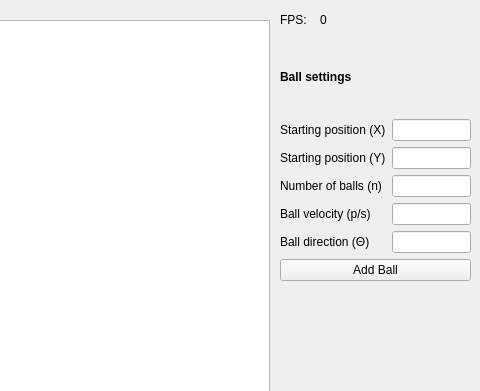
The window that mainwindow.ui (dyitsme/STDISCM-MCO1) describes before a commit, drawn with Qt 5; both pictures show x 1020 to 1500 and y 0 to 391 of the 1500 by 800 pixel window.
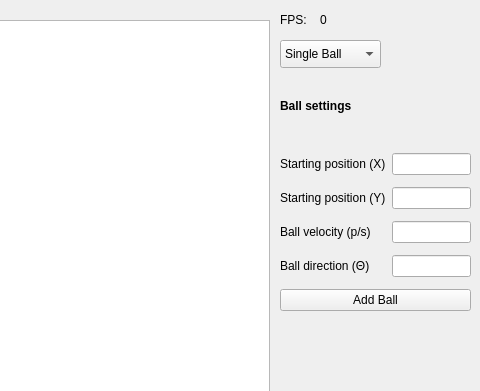
The same window after the commit.

Patch:
```diff
--- a/mainwindow.ui
+++ b/mainwindow.ui
@@ -28,26 +28,19 @@
     <property name="geometry">
      <rect>
       <x>1300</x>
-      <y>40</y>
+      <y>70</y>
       <width>191</width>
       <height>241</height>
      </rect>
     </property>
     <layout class="QGridLayout" name="ballGrid">
-     <item row="3" column="0">
-      <widget class="QLabel" name="label_6">
+     <property name="verticalSpacing">
+      <number>12</number>
+     </property>
+     <item row="5" column="0" colspan="2">
+      <widget class="QPushButton" name="btnAddBall">
        <property name="text">
-        <string>Number of balls (n)</string>
-       </property>
-      </widget>
-     </item>
-     <item row="2" column="1">
-      <widget class="QLineEdit" name="txtBallPosY"/>
-     </item>
-     <item row="1" column="0">
-      <widget class="QLabel" name="label_4">
-       <property name="text">
-        <string>Starting position (X)</string>
+        <string>Add Ball</string>
        </property>
       </widget>
      </item>
@@ -61,36 +54,26 @@
        </property>
       </widget>
      </item>
-     <item row="4" column="0">
+     <item row="2" column="1">
+      <widget class="QLineEdit" name="txtBallPosY"/>
+     </item>
+     <item row="3" column="0">
       <widget class="QLabel" name="label_7">
        <property name="text">
         <string>Ball velocity (p/s)</string>
        </property>
       </widget>
      </item>
-     <item row="5" column="1">
+     <item row="1" column="0">
+      <widget class="QLabel" name="label_4">
+       <property name="text">
+        <string>Starting position (X)</string>
+       </property>
+      </widget>
+     </item>
+     <item row="4" column="1">
       <widget class="QLineEdit" name="txtBallAngle"/>
      </item>
-     <item row="4" column="1">
-      <widget class="QLineEdit" name="txtBallSpeed"/>
-     </item>
-     <item row="5" column="0">
-      <widget class="QLabel" name="label_8">
-       <property name="text">
-        <string>Ball direction (Θ)</string>
-       </property>
-      </widget>
-     </item>
-     <item row="3" column="1">
-      <widget class="QLineEdit" name="txtNumBalls"/>
-     </item>
-     <item row="6" column="0" colspan="2">
-      <widget class="QPushButton" name="btnAddBall">
-       <property name="text">
-        <string>Add Ball</string>
-       </property>
-      </widget>
-     </item>
      <item row="0" column="0">
       <widget class="QLabel" name="label_10">
        <property name="font">
@@ -103,6 +86,16 @@
        </property>
       </widget>
      </item>
+     <item row="4" column="0">
+      <widget class="QLabel" name="label_8">
+       <property name="text">
+        <string>Ball direction (Θ)</string>
+       </property>
+      </widget>
+     </item>
+     <item row="3" column="1">
+      <widget class="QLineEdit" name="txtBallSpeed"/>
+     </item>
     </layout>
    </widget>
    <widget class="QWidget" name="gridLayoutWidget_2">
@@ -205,6 +198,36 @@
      <string>FPS:</string>
     </property>
    </widget>
+   <widget class="QComboBox" name="comboBox">
+    <property name="geometry">
+     <rect>
+      <x>1300</x>
+      <y>40</y>
+      <width>101</width>
+      <height>28</height>
+     </rect>
+    </property>
+    <item>
+     <property name="text">
+      <string>Single Ball</string>
+     </property>
+    </item>
+    <item>
+     <property name="text">
+      <string>Multiple #1</string>
+     </property>
+    </item>
+    <item>
+     <property name="text">
+      <string>Multiple #2</string>
+     </property>
+    </item>
+    <item>
+     <property name="text">
+      <string>Multiple #3</string>
+     </property>
+    </item>
+   </widget>
   </widget>
   <widget class="QMenuBar" name="menubar">
    <property name="geometry">
```
